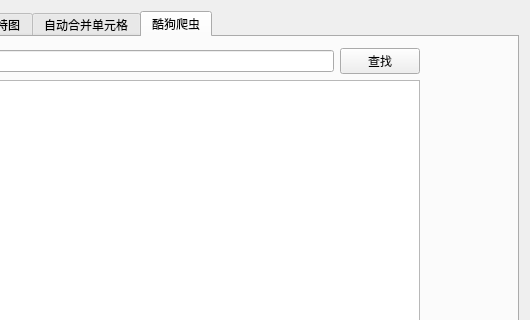
This is QtClassLibrary/QtClassLibrary.ui in Lilith90s/QtClassLibrary as Qt 5 draws it before an edit; both pictures show x 87 to 617 and y 0 to 320 of the 617 by 541 pixel window. The edited form follows.
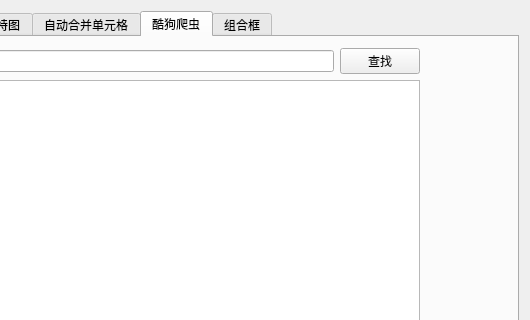
This is the edited form. The open tabs and pages were chosen to show the change. Icons and pictures are not drawn. Custom widgets are drawn as their Qt base class.

Diff of the .ui file:
```diff
--- a/QtClassLibrary/QtClassLibrary.ui
+++ b/QtClassLibrary/QtClassLibrary.ui
@@ -273,6 +273,11 @@
           </item>
          </layout>
         </widget>
+        <widget class="QWidget" name="tab_5">
+         <attribute name="title">
+          <string>组合框</string>
+         </attribute>
+        </widget>
        </widget>
       </item>
      </layout>
```
Left out of the diff: 2 changed lines with no effect on the pictures.
